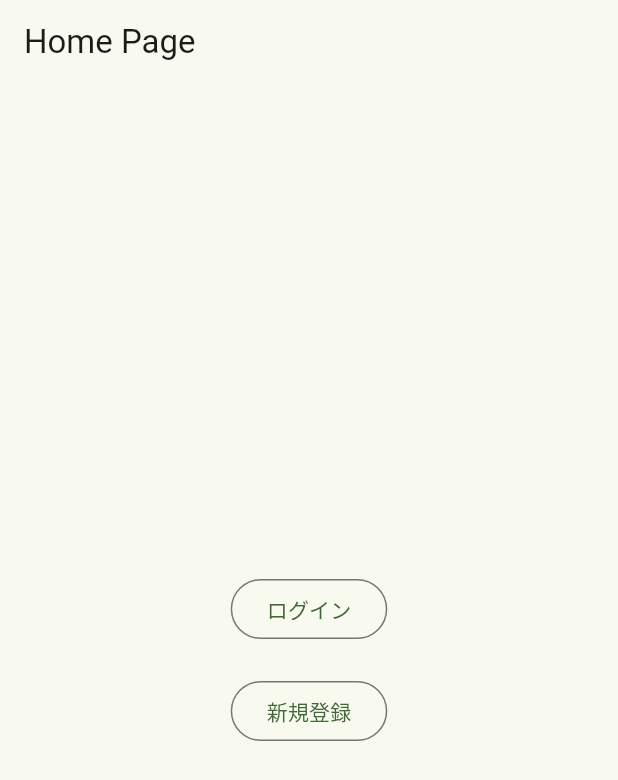
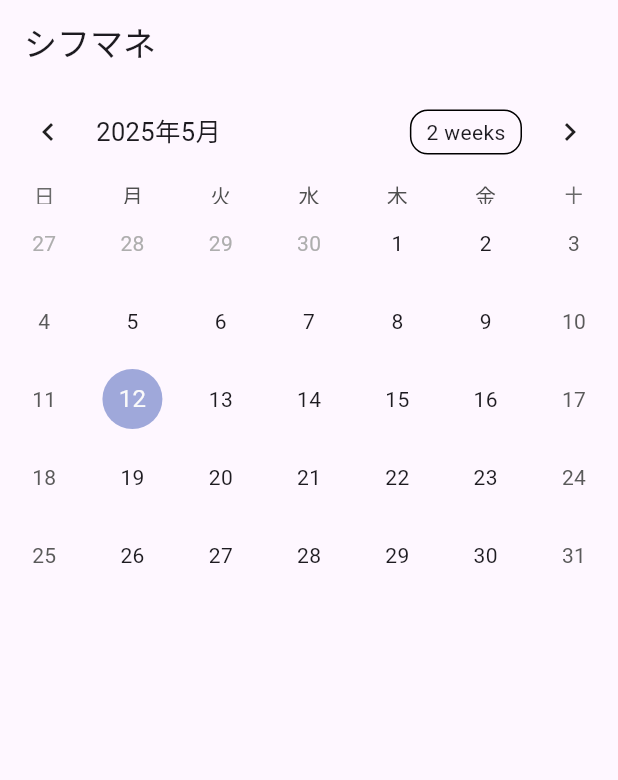
Before and after one commit to KotaWata223/flutter_application, a Flutter app: the screen it shows after launch, on a phone screen of 412 x 824 dp. Shown: the top 780 px of the screen. Run offline on Flutter 3.47's test engine with Material 3 defaults, Android fonts, the phone set to English and light mode, and no system bars; drawn by our look-alikes of table_calendar.

Commit message:
起動した最初の画面にカレンダーを表示させる

```diff
--- a/lib/HomePage.dart
+++ b/lib/HomePage.dart
@@ -1,45 +1,63 @@
 import 'package:flutter/material.dart';
-import 'package:flutter_application_2/FirstPage.dart';
-import 'package:flutter_application_2/SecondPage.dart';
+import 'package:intl/date_symbol_data_local.dart';
+import 'package:table_calendar/table_calendar.dart';  // Import intl package
 
-class HomePage extends StatelessWidget {
+void main() {
+  WidgetsFlutterBinding.ensureInitialized();
+  initializeDateFormatting('ja_JP').then((_) {  // Initialize locale
+    runApp(MyApp());
+  });
+}
+
+class MyApp extends StatelessWidget {
+  @override
+  Widget build(BuildContext context) {
+    return MaterialApp(
+      title: 'Flutter Demo',
+      theme: ThemeData(
+        primarySwatch: Colors.blue,
+      ),
+      home: const HomePage(),
+    );
+  }
+}
+
+class HomePage extends StatefulWidget {
+  const HomePage({super.key});
+
+  @override
+  State<HomePage> createState() => _HomePageState();
+}
+
+class _HomePageState extends State<HomePage> {
+  DateTime _focusedDay = DateTime.now();
+  DateTime? _selectedDay;
+
   @override
   Widget build(BuildContext context) {
     return Scaffold(
       appBar: AppBar(
-        title: const Text('Home Page'),
+        title: Text('カレンダー'),
       ),
-      body: Center(
-  child: Column(
-    mainAxisAlignment: MainAxisAlignment.center, // 中央揃え
-    children: [
-      OutlinedButton(
-        onPressed: () {
-          Navigator.push(
-            context,
-            MaterialPageRoute(
-              builder: (context) => FirstPage(),
-            ),
-          );
-        },
-        child: const Text('ログイン'),
+      body: Column(
+        children: [
+          TableCalendar(
+            firstDay: DateTime.utc(2000, 1, 1),
+            lastDay: DateTime.utc(2100, 12, 31),
+            focusedDay: _focusedDay,
+            selectedDayPredicate: (day) {
+              return isSameDay(_selectedDay, day);
+            },
+            onDaySelected: (selectedDay, focusedDay) {
+              setState(() {
+                _selectedDay = selectedDay;
+                _focusedDay = focusedDay;
+              });
+            },
+            locale: 'ja_JP',
+          ),
+        ],
       ),
-      const SizedBox(height: 20), // ボタン間のスペース
-      OutlinedButton(
-        onPressed: () {
-          Navigator.push(
-            context,
-            MaterialPageRoute(
-              builder: (context) =>  SecondPage(),
-            ),
-          );
-        },
-        child: const Text('新規登録'),
-      ),
-    ],
-  ),
-),
-
     );
   }
 }
--- a/lib/main.dart
+++ b/lib/main.dart
@@ -1,139 +1,64 @@
 import 'package:flutter/material.dart';
-import 'package:flutter_application_2/HomePage.dart';
-import 'package:flutter_localizations/flutter_localizations.dart';
-
-
+import 'package:intl/date_symbol_data_local.dart';
+import 'package:table_calendar/table_calendar.dart';
+import 'package:intl/intl.dart';  // Import intl
 
 void main() {
-  runApp(const MyApp());
+  WidgetsFlutterBinding.ensureInitialized();
+  initializeDateFormatting('ja_JP').then((_) {  // Initialize the locale
+    runApp(MyApp());
+  });
 }
 
 class MyApp extends StatelessWidget {
-  const MyApp({super.key});
-
-  // This widget is the root of your application.
   @override
   Widget build(BuildContext context) {
     return MaterialApp(
       title: 'Flutter Demo',
       theme: ThemeData(
-        // This is the theme of your application.
-        //
-        // TRY THIS: Try running your application with "flutter run". You'll see
-        // the application has a purple toolbar. Then, without quitting the app,
-        // try changing the seedColor in the colorScheme below to Colors.green
-        // and then invoke "hot reload" (save your changes or press the "hot
-        // reload" button in a Flutter-supported IDE, or press "r" if you used
-        // the command line to start the app).
-        //
-        // Notice that the counter didn't reset back to zero; the application
-        // state is not lost during the reload. To reset the state, use hot
-        // restart instead.
-        //
-        // This works for code too, not just values: Most code changes can be
-        // tested with just a hot reload.
-        colorScheme: ColorScheme.fromSeed(seedColor: const Color.fromRGBO(83, 183, 58, 1)),
-        useMaterial3: true,
+        primarySwatch: Colors.blue,
       ),
-      localizationsDelegates: [
-        GlobalMaterialLocalizations.delegate,
-        GlobalWidgetsLocalizations.delegate,
-        GlobalCupertinoLocalizations.delegate, // iOSスタイルにも対応
-      ],
-      supportedLocales: [
-        Locale('ja', ''), // 日本語
-        Locale('en', ''), // 英語
-      ],
-      //home: const MyHomePage(title: 'Flutter Demo Home Page'),
-      home: HomePage(),
+      home: const HomePage(),
     );
   }
 }
 
-class MyHomePage extends StatefulWidget {
-  const MyHomePage({super.key, required this.title});
-
-  // This widget is the home page of your application. It is stateful, meaning
-  // that it has a State object (defined below) that contains fields that affect
-  // how it looks.
-
-  // This class is the configuration for the state. It holds the values (in this
-  // case the title) provided by the parent (in this case the App widget) and
-  // used by the build method of the State. Fields in a Widget subclass are
-  // always marked "final".
-
-  final String title;
+class HomePage extends StatefulWidget {
+  const HomePage({super.key});
 
   @override
-  State<MyHomePage> createState() => _MyHomePageState();
+  State<HomePage> createState() => _HomePageState();
 }
 
-class _MyHomePageState extends State<MyHomePage> {
-  int _counter = 0;
-
-  void _incrementCounter() {
-    setState(() {
-      // This call to setState tells the Flutter framework that something has
-      // changed in this State, which causes it to rerun the build method below
-      // so that the display can reflect the updated values. If we changed
-      // _counter without calling setState(), then the build method would not be
-      // called again, and so nothing would appear to happen.
-      _counter++;
-    });
-  }
+class _HomePageState extends State<HomePage> {
+  DateTime _focusedDay = DateTime.now();
+  DateTime? _selectedDay;
 
   @override
   Widget build(BuildContext context) {
-    // This method is rerun every time setState is called, for instance as done
-    // by the _incrementCounter method above.
-    //
-    // The Flutter framework has been optimized to make rerunning build methods
-    // fast, so that you can just rebuild anything that needs updating rather
-    // than having to individually change instances of widgets.
     return Scaffold(
       appBar: AppBar(
-        // TRY THIS: Try changing the color here to a specific color (to
-        // Colors.amber, perhaps?) and trigger a hot reload to see the AppBar
-        // change color while the other colors stay the same.
-        backgroundColor: Theme.of(context).colorScheme.inversePrimary,
-        // Here we take the value from the MyHomePage object that was created by
-        // the App.build method, and use it to set our appbar title.
-        title: Text(widget.title),
+        title: Text('シフマネ'),
       ),
-      body: Center(
-        // Center is a layout widget. It takes a single child and positions it
-        // in the middle of the parent.
-        child: Column(
-          // Column is also a layout widget. It takes a list of children and
-          // arranges them vertically. By default, it sizes itself to fit its
-          // children horizontally, and tries to be as tall as its parent.
-          //
-          // Column has various properties to control how it sizes itself and
-          // how it positions its children. Here we use mainAxisAlignment to
-          // center the children vertically; the main axis here is the vertical
-          // axis because Columns are vertical (the cross axis would be
-          // horizontal).
-          //
-          // TRY THIS: Invoke "debug painting" (choose the "Toggle Debug Paint"
-          // action in the IDE, or press "p" in the console), to see the
-          // wireframe for each widget.
-          mainAxisAlignment: MainAxisAlignment.center,
-          children: <Widget>[
-            const Text(
-              'You have pushed the button this many times:',
-            ),
-            Text(
-              '$_counter',
-              style: Theme.of(context).textTheme.headlineMedium,
-            ),
-          ],
-        ),
+      body: Column(
+        children: [
+          TableCalendar(
+            firstDay: DateTime.utc(2000, 1, 1),
+            lastDay: DateTime.utc(2100, 12, 31),
+            focusedDay: _focusedDay,
+            selectedDayPredicate: (day) {
+              return isSameDay(_selectedDay, day);
+            },
+            onDaySelected: (selectedDay, focusedDay) {
+              setState(() {
+                _selectedDay = selectedDay;
+                _focusedDay = focusedDay;
+              });
+            },
+            locale: 'ja_JP',  // Locale set to Japanese
+          ),
+        ],
       ),
-      floatingActionButton: FloatingActionButton(
-        onPressed: _incrementCounter,
-        tooltip: 'Increment',
-        child: const Icon(Icons.add),
-      ), // This trailing comma makes auto-formatting nicer for build methods.
     );
   }
 }
--- a/pubspec.yaml
+++ b/pubspec.yaml
@@ -42,6 +42,7 @@ dependencies:
   # Use with the CupertinoIcons class for iOS style icons.
   cupertino_icons: ^1.0.8
   flutter_localization: ^0.3.2
+  table_calendar: ^3.0.0
 
 dev_dependencies:
   flutter_test:
```
Also changed, not shown: pubspec.lock, 1 other file.
